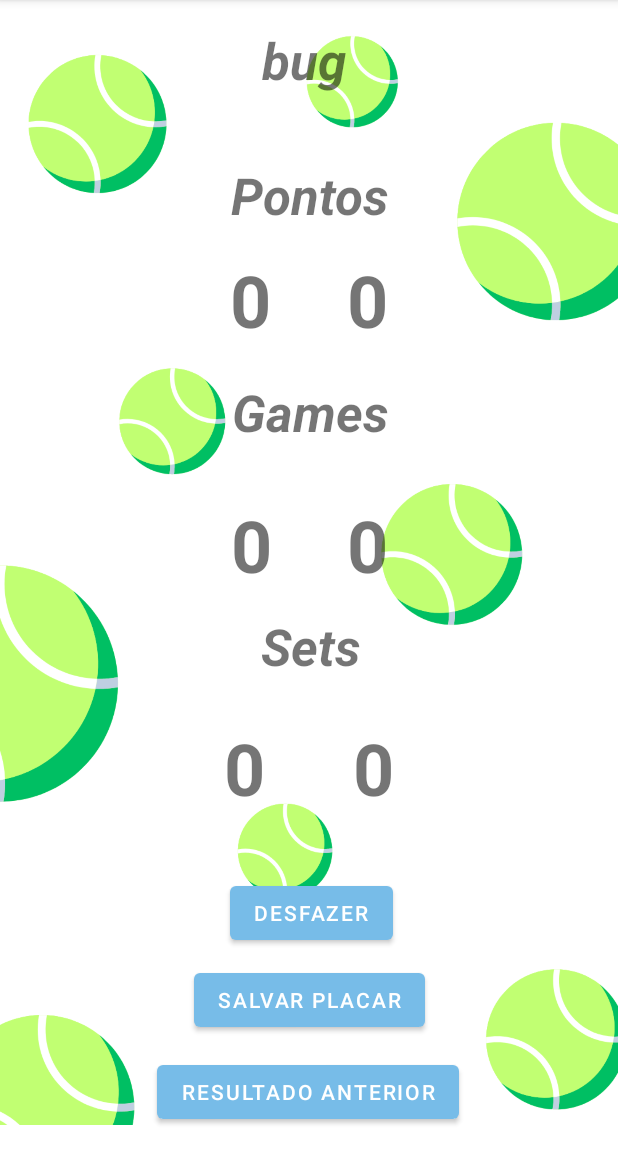
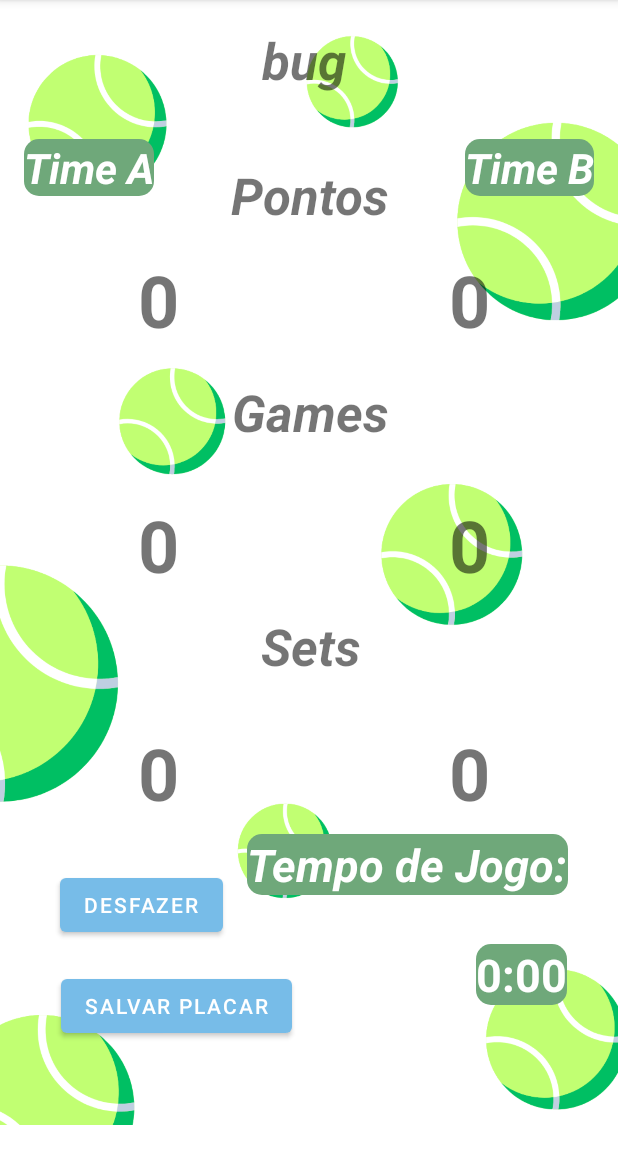
Before and after one commit to luna-vasconcelos/AppPlacarRacha, an Android app: the PlacarActivity screen opened directly, with no data from a screen before it, on a phone screen of 412 x 824 dp, the part 84-1236 px from its top. Run offline under Robolectric (Android 15) with nearby library versions, the phone set to English and light mode, and no system bars; 10 statements that could not run were skipped.

Commit message:
Detalhes no activity game details

```diff
--- a/app/src/main/res/layout/activity_config.xml
+++ b/app/src/main/res/layout/activity_config.xml
@@ -11,7 +11,6 @@
         android:id="@+id/imageView"
         android:layout_width="wrap_content"
         android:layout_height="wrap_content"
-
         app:srcCompat="@drawable/background"
         tools:layout_editor_absoluteX="0dp"
         tools:layout_editor_absoluteY="0dp" />
--- a/app/src/main/res/layout/activity_game_details.xml
+++ b/app/src/main/res/layout/activity_game_details.xml
@@ -37,7 +37,9 @@
         android:id="@+id/team1_name"
         android:layout_width="wrap_content"
         android:layout_height="wrap_content"
+        android:background="@drawable/roundedittext"
         android:text="Team 1"
+        android:textColor="@color/greenlight"
         android:textSize="20sp"
         android:textStyle="bold"
         app:layout_constraintBottom_toBottomOf="parent"
@@ -51,8 +53,10 @@
         android:id="@+id/team1_players"
         android:layout_width="wrap_content"
         android:layout_height="wrap_content"
+        android:background="@drawable/roundedittext"
         android:paddingTop="8dp"
         android:text="Player 1, Player 2"
+        android:textColor="@color/greenlight"
         android:textSize="16sp"
         app:layout_constraintBottom_toBottomOf="parent"
         app:layout_constraintEnd_toEndOf="parent"
@@ -65,8 +69,10 @@
         android:id="@+id/team1_games_won"
         android:layout_width="wrap_content"
         android:layout_height="wrap_content"
+        android:background="@drawable/roundedittext"
         android:paddingTop="8dp"
         android:text="Games Won: 0"
+        android:textColor="@color/greenlight"
         android:textSize="16sp"
         app:layout_constraintBottom_toBottomOf="parent"
         app:layout_constraintEnd_toEndOf="parent"
@@ -79,8 +85,10 @@
         android:id="@+id/team1_sets_won"
         android:layout_width="wrap_content"
         android:layout_height="wrap_content"
+        android:background="@drawable/roundedittext"
         android:paddingTop="8dp"
         android:text="Sets Won: 0"
+        android:textColor="@color/greenlight"
         android:textSize="16sp"
         app:layout_constraintBottom_toBottomOf="parent"
         app:layout_constraintEnd_toEndOf="parent"
@@ -93,7 +101,9 @@
         android:id="@+id/team2_name"
         android:layout_width="wrap_content"
         android:layout_height="wrap_content"
+        android:background="@drawable/roundedittext"
         android:text="Team 2"
+        android:textColor="@color/greenlight"
         android:textSize="20sp"
         android:textStyle="bold"
         app:layout_constraintBottom_toBottomOf="parent"
@@ -107,8 +117,10 @@
         android:id="@+id/team2_players"
         android:layout_width="wrap_content"
         android:layout_height="wrap_content"
+        android:background="@drawable/roundedittext"
         android:paddingTop="8dp"
         android:text="Player 3, Player 4"
+        android:textColor="@color/greenlight"
         android:textSize="16sp"
         app:layout_constraintBottom_toBottomOf="parent"
         app:layout_constraintEnd_toEndOf="parent"
@@ -121,8 +133,10 @@
         android:id="@+id/team2_games_won"
         android:layout_width="wrap_content"
         android:layout_height="wrap_content"
+        android:background="@drawable/roundedittext"
         android:paddingTop="8dp"
         android:text="Games Won: 0"
+        android:textColor="@color/greenlight"
         android:textSize="16sp"
         app:layout_constraintBottom_toBottomOf="parent"
         app:layout_constraintEnd_toEndOf="parent"
@@ -135,8 +149,10 @@
         android:id="@+id/team2_sets_won"
         android:layout_width="wrap_content"
         android:layout_height="wrap_content"
+        android:background="@drawable/roundedittext"
         android:paddingTop="8dp"
         android:text="Sets Won: 0"
+        android:textColor="@color/greenlight"
         android:textSize="16sp"
         app:layout_constraintBottom_toBottomOf="parent"
         app:layout_constraintEnd_toEndOf="parent"
--- a/app/src/main/res/layout/activity_placar.xml
+++ b/app/src/main/res/layout/activity_placar.xml
@@ -22,7 +22,7 @@
         android:textStyle="bold"
         app:layout_constraintBottom_toTopOf="@+id/btSalvarPlacar"
         app:layout_constraintEnd_toEndOf="parent"
-        app:layout_constraintHorizontal_bias="0.611"
+        app:layout_constraintHorizontal_bias="0.778"
         app:layout_constraintStart_toStartOf="parent"
         app:layout_constraintTop_toTopOf="parent"
         app:layout_constraintVertical_bias="0.829" />
@@ -37,7 +37,7 @@
         android:textStyle="bold"
         app:layout_constraintBottom_toBottomOf="parent"
         app:layout_constraintEnd_toEndOf="parent"
-        app:layout_constraintHorizontal_bias="0.601"
+        app:layout_constraintHorizontal_bias="0.778"
         app:layout_constraintStart_toStartOf="parent"
         app:layout_constraintTop_toTopOf="parent"
         app:layout_constraintVertical_bias="0.47" />
@@ -52,7 +52,7 @@
         android:textStyle="bold"
         app:layout_constraintBottom_toTopOf="@+id/btSalvarPlacar"
         app:layout_constraintEnd_toEndOf="parent"
-        app:layout_constraintHorizontal_bias="0.388"
+        app:layout_constraintHorizontal_bias="0.239"
         app:layout_constraintStart_toStartOf="parent"
         app:layout_constraintTop_toTopOf="parent"
         app:layout_constraintVertical_bias="0.829" />
@@ -67,7 +67,7 @@
         android:textStyle="bold"
         app:layout_constraintBottom_toBottomOf="parent"
         app:layout_constraintEnd_toEndOf="parent"
-        app:layout_constraintHorizontal_bias="0.401"
+        app:layout_constraintHorizontal_bias="0.239"
         app:layout_constraintStart_toStartOf="parent"
         app:layout_constraintTop_toTopOf="parent"
         app:layout_constraintVertical_bias="0.47" />
@@ -80,10 +80,10 @@
         android:text="Desfazer"
         app:layout_constraintBottom_toBottomOf="parent"
         app:layout_constraintEnd_toEndOf="parent"
-        app:layout_constraintHorizontal_bias="0.506"
+        app:layout_constraintHorizontal_bias="0.132"
         app:layout_constraintStart_toStartOf="parent"
         app:layout_constraintTop_toTopOf="parent"
-        app:layout_constraintVertical_bias="0.812" />
+        app:layout_constraintVertical_bias="0.805" />
 
     <Button
         android:id="@+id/btSalvarPlacar"
@@ -93,9 +93,10 @@
         android:text="Salvar Placar"
         app:layout_constraintBottom_toBottomOf="parent"
         app:layout_constraintEnd_toEndOf="parent"
+        app:layout_constraintHorizontal_bias="0.157"
         app:layout_constraintStart_toStartOf="parent"
         app:layout_constraintTop_toTopOf="parent"
-        app:layout_constraintVertical_bias="0.893" />
+        app:layout_constraintVertical_bias="0.898" />
 
     <TextView
         android:id="@+id/tvPlacar1"
@@ -107,7 +108,7 @@
         android:textStyle="bold"
         app:layout_constraintBottom_toBottomOf="parent"
         app:layout_constraintEnd_toEndOf="parent"
-        app:layout_constraintHorizontal_bias="0.398"
+        app:layout_constraintHorizontal_bias="0.239"
         app:layout_constraintStart_toStartOf="parent"
         app:layout_constraintTop_toTopOf="parent"
         app:layout_constraintVertical_bias="0.238" />
@@ -122,7 +123,7 @@
         android:textStyle="bold"
         app:layout_constraintBottom_toBottomOf="parent"
         app:layout_constraintEnd_toEndOf="parent"
-        app:layout_constraintHorizontal_bias="0.601"
+        app:layout_constraintHorizontal_bias="0.778"
         app:layout_constraintStart_toStartOf="parent"
         app:layout_constraintTop_toTopOf="parent"
         app:layout_constraintVertical_bias="0.238" />
@@ -140,6 +141,38 @@
         app:layout_constraintStart_toStartOf="parent"
         app:layout_constraintTop_toTopOf="parent"
         app:layout_constraintVertical_bias="0.14" />
+
+    <TextView
+        android:id="@+id/tvTimeA"
+        style="@style/editText"
+        android:background="@drawable/roundedittext"
+        android:layout_width="wrap_content"
+        android:layout_height="wrap_content"
+        android:text="Time A"
+        android:textSize="28sp"
+        android:textStyle="bold|italic"
+        app:layout_constraintBottom_toTopOf="@+id/tvPlacar1"
+        app:layout_constraintEnd_toEndOf="parent"
+        app:layout_constraintHorizontal_bias="0.049"
+        app:layout_constraintStart_toStartOf="parent"
+        app:layout_constraintTop_toTopOf="parent"
+        app:layout_constraintVertical_bias="0.719" />
+
+    <TextView
+        android:id="@+id/tvTimeB"
+        style="@style/editText"
+        android:background="@drawable/roundedittext"
+        android:layout_width="wrap_content"
+        android:layout_height="wrap_content"
+        android:text="Time B"
+        android:textSize="28sp"
+        android:textStyle="bold|italic"
+        app:layout_constraintBottom_toTopOf="@+id/tvPlacar1"
+        app:layout_constraintEnd_toEndOf="parent"
+        app:layout_constraintHorizontal_bias="0.95"
+        app:layout_constraintStart_toStartOf="parent"
+        app:layout_constraintTop_toTopOf="parent"
+        app:layout_constraintVertical_bias="0.719" />
 
     <TextView
         android:id="@+id/Pontos"
@@ -181,15 +214,35 @@
         app:layout_constraintStart_toStartOf="parent"
         app:layout_constraintTop_toTopOf="parent" />
 
-    <Button
-        android:id="@+id/btVerJogos"
+    <TextView
+        android:id="@+id/Tempo"
+        style="@style/editText"
+        android:background="@drawable/roundedittext"
         android:layout_width="wrap_content"
         android:layout_height="wrap_content"
-        android:layout_marginBottom="16dp"
-        android:onClick="lerUltimosJogos"
-        android:text="Resultado Anterior"
+        android:layout_marginTop="556dp"
+        android:text="Tempo de Jogo:"
+        android:textSize="30sp"
+        android:textStyle="bold|italic"
+        app:layout_constraintEnd_toEndOf="parent"
+        app:layout_constraintHorizontal_bias="0.83"
+        app:layout_constraintStart_toStartOf="parent"
+        app:layout_constraintTop_toTopOf="parent" />
+
+    <TextView
+        android:id="@+id/timerTextView"
+        style="@style/editText"
+        android:background="@drawable/roundedittext"
+        android:layout_width="wrap_content"
+        android:layout_height="wrap_content"
+        android:text="0:00"
+        android:textSize="30sp"
+        android:textStyle="bold"
         app:layout_constraintBottom_toBottomOf="parent"
         app:layout_constraintEnd_toEndOf="parent"
-        app:layout_constraintHorizontal_bias="0.497"
-        app:layout_constraintStart_toStartOf="parent" />
+        app:layout_constraintHorizontal_bias="0.903"
+        app:layout_constraintStart_toStartOf="parent"
+        app:layout_constraintTop_toTopOf="parent"
+        app:layout_constraintVertical_bias="0.865" />
+
 </androidx.constraintlayout.widget.ConstraintLayout>
```
